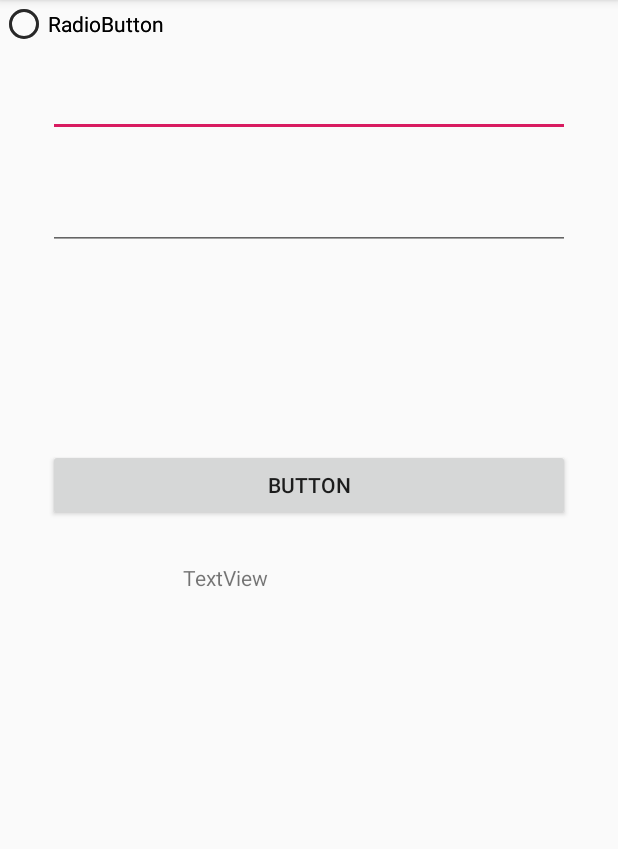
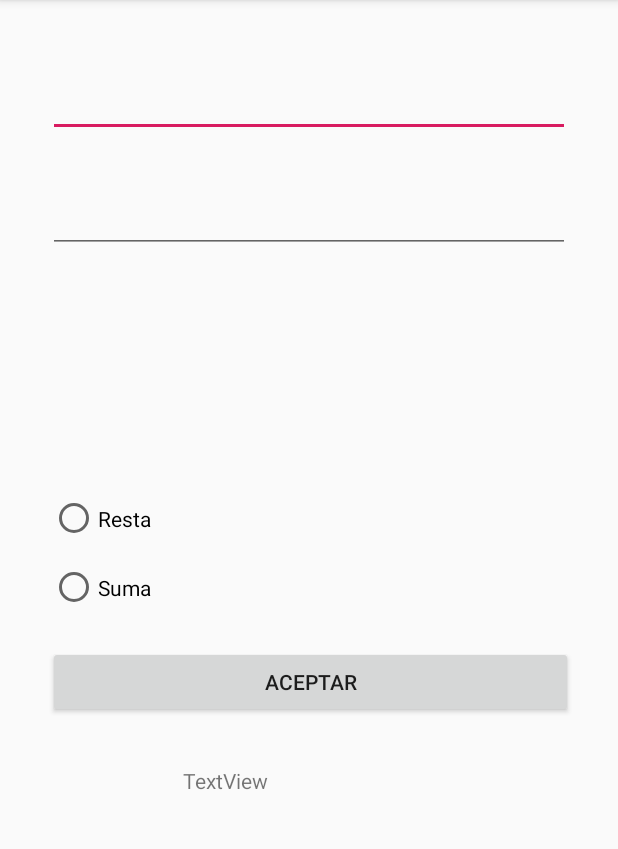
Before and after one commit to illan014029/Android-Java, an Android app: the screen it shows after launch (MainActivity), on a phone screen of 412 x 824 dp, the part 84-933 px from its top. Run offline under Robolectric (Android 15) with nearby library versions, the phone set to English and light mode, and no system bars; our stand-ins replace ButterKnife.

```diff
--- a/MyApplication/app/build.gradle
+++ b/MyApplication/app/build.gradle
@@ -20,12 +20,12 @@ android {
 
 dependencies {
     implementation fileTree(dir: 'libs', include: ['*.jar'])
-    implementation 'com.android.support:appcompat-v7:28.0.0-alpha1'
+    implementation 'com.android.support:appcompat-v7:28.0.0'
     implementation 'com.android.support.constraint:constraint-layout:1.1.3'
     testImplementation 'junit:junit:4.12'
     androidTestImplementation 'com.android.support.test:runner:1.0.2'
     androidTestImplementation 'com.android.support.test.espresso:espresso-core:3.0.2'
 
-    implementation 'com.jakewharton:butterknife:10.1.0'
-    annotationProcessor 'com.jakewharton:butterknife-compiler:10.1.0'
+    implementation 'com.jakewharton:butterknife:8.8.1'
+    annotationProcessor 'com.jakewharton:butterknife-compiler:8.8.1'
 }
--- a/MyApplication/app/src/main/AndroidManifest.xml
+++ b/MyApplication/app/src/main/AndroidManifest.xml
@@ -1,5 +1,6 @@
 <?xml version="1.0" encoding="utf-8"?>
 <manifest xmlns:android="http://schemas.android.com/apk/res/android"
+    xmlns:tools="http://schemas.android.com/tools"
     package="com.example.doopliss.myapplication">
 
     <application
@@ -8,7 +9,8 @@
         android:label="@string/app_name"
         android:roundIcon="@mipmap/ic_launcher_round"
         android:supportsRtl="true"
-        android:theme="@style/AppTheme">
+        android:theme="@style/AppTheme"
+        >
         <activity android:name=".MainActivity">
             <intent-filter>
                 <action android:name="android.intent.action.MAIN" />
--- a/MyApplication/app/src/main/java/com/example/doopliss/myapplication/MainActivity.java
+++ b/MyApplication/app/src/main/java/com/example/doopliss/myapplication/MainActivity.java
@@ -2,12 +2,51 @@ package com.example.doopliss.myapplication;
 
 import android.support.v7.app.AppCompatActivity;
 import android.os.Bundle;
+import android.widget.EditText;
+import android.widget.RadioButton;
+import android.widget.TextView;
+import android.widget.Toast;
+
+import butterknife.BindView;
+import butterknife.ButterKnife;
+import butterknife.OnClick;
 
 public class MainActivity extends AppCompatActivity {
+    @BindView(R.id.txtNum1)
+    EditText txtNum1;
+    @BindView(R.id.txtNum2)
+    EditText txtNum2;
+
+    @BindView(R.id.rbResta)
+    RadioButton rbResta;
+    @BindView(R.id.rbSuma)
+    RadioButton rbSuma;
+
+    @BindView(R.id.lblResultado)
+    TextView lblResultado;
 
     @Override
     protected void onCreate(Bundle savedInstanceState) {
         super.onCreate(savedInstanceState);
         setContentView(R.layout.activity_main);
+        ButterKnife.bind(this);
+    }
+
+    @OnClick(R.id.button)
+    public void hacerCalculo() {
+        try {
+            int x = 0, y = 0, z = 0;
+            Toast.makeText(this, "presione", Toast.LENGTH_LONG).show();
+            x = Integer.parseInt(txtNum1.getText().toString());
+            y = Integer.parseInt(txtNum2.getText().toString());
+            if (rbResta.isChecked()) {
+                z = x - y;
+            } else {
+                z = x + y;
+            }
+            lblResultado.setText("" + z);
+        }catch (Exception ex){
+            Toast.makeText(this, ex.toString(), Toast.LENGTH_LONG).show();
+        }
     }
 }
--- a/MyApplication/app/src/main/res/layout/activity_main.xml
+++ b/MyApplication/app/src/main/res/layout/activity_main.xml
@@ -7,7 +7,7 @@
     tools:context=".MainActivity">
 
     <EditText
-        android:id="@+id/editText"
+        android:id="@+id/txtNum1"
         android:layout_width="0dp"
         android:layout_height="wrap_content"
         android:layout_marginStart="32dp"
@@ -20,74 +20,75 @@
         app:layout_constraintTop_toTopOf="parent" />
 
     <EditText
-        android:id="@+id/editText2"
+        android:id="@+id/txtNum2"
         android:layout_width="0dp"
         android:layout_height="wrap_content"
         android:layout_marginStart="32dp"
-        android:layout_marginLeft="32dp"
-        android:layout_marginTop="30dp"
+        android:layout_marginTop="32dp"
         android:layout_marginEnd="32dp"
-        android:layout_marginRight="32dp"
         android:ems="10"
         android:inputType="number"
         app:layout_constraintEnd_toEndOf="parent"
         app:layout_constraintStart_toStartOf="parent"
-        app:layout_constraintTop_toBottomOf="@+id/editText" />
-
-    <RadioButton
-        android:id="@+id/radioButton"
-        android:layout_width="wrap_content"
-        android:layout_height="wrap_content"
-        android:text="RadioButton"
-        tools:layout_editor_absoluteX="28dp"
-        tools:layout_editor_absoluteY="197dp" />
-
-    <RadioButton
-        android:id="@+id/radioButton2"
-        android:layout_width="wrap_content"
-        android:layout_height="wrap_content"
-        android:text="RadioButton"
-        tools:layout_editor_absoluteX="28dp"
-        tools:layout_editor_absoluteY="239dp" />
-
-    <RadioGroup
-        android:id="@+id/radioGroup"
-        android:layout_width="116dp"
-        android:layout_height="80dp"
-        android:layout_marginStart="28dp"
-        android:layout_marginLeft="28dp"
-        android:layout_marginTop="29dp"
-        android:layout_marginEnd="240dp"
-        android:layout_marginRight="240dp"
-        app:layout_constraintEnd_toEndOf="parent"
-        app:layout_constraintStart_toStartOf="parent"
-        app:layout_constraintTop_toBottomOf="@+id/editText2" />
+        app:layout_constraintTop_toBottomOf="@+id/txtNum1" />
 
     <Button
         android:id="@+id/button"
+        style="@style/Boton"
         android:layout_width="0dp"
         android:layout_height="wrap_content"
         android:layout_marginStart="32dp"
-        android:layout_marginLeft="32dp"
-        android:layout_marginTop="23dp"
-        android:layout_marginEnd="32dp"
-        android:layout_marginRight="32dp"
-        android:text="Button"
+        android:layout_marginTop="16dp"
+        android:layout_marginEnd="30dp"
+        android:text="Aceptar"
         app:layout_constraintEnd_toEndOf="parent"
         app:layout_constraintStart_toStartOf="parent"
-        app:layout_constraintTop_toBottomOf="@+id/radioGroup" />
+        app:layout_constraintTop_toBottomOf="@+id/radioGroup2" />
 
     <TextView
-        android:id="@+id/textView"
+        android:id="@+id/lblResultado"
         android:layout_width="wrap_content"
         android:layout_height="wrap_content"
         android:layout_marginStart="107dp"
-        android:layout_marginLeft="107dp"
-        android:layout_marginTop="28dp"
+        android:layout_marginTop="32dp"
         android:layout_marginEnd="219dp"
-        android:layout_marginRight="219dp"
         android:text="TextView"
         app:layout_constraintEnd_toEndOf="parent"
         app:layout_constraintStart_toStartOf="parent"
         app:layout_constraintTop_toBottomOf="@+id/button" />
+
+    <RadioGroup
+        android:layout_width="wrap_content"
+        android:layout_height="wrap_content" />
+
+    <RadioGroup
+        android:id="@+id/radioGroup2"
+        android:layout_width="0dp"
+        android:layout_height="92dp"
+        android:layout_marginStart="33dp"
+        android:layout_marginTop="32dp"
+        android:layout_marginEnd="32dp"
+        android:layout_marginBottom="232dp"
+        app:layout_constraintBottom_toBottomOf="parent"
+        app:layout_constraintEnd_toEndOf="parent"
+        app:layout_constraintHorizontal_bias="1.0"
+        app:layout_constraintStart_toStartOf="parent"
+        app:layout_constraintTop_toBottomOf="@+id/txtNum2">
+
+        <RadioButton
+            android:id="@+id/rbResta"
+            style="@style/Resta"
+            android:layout_width="wrap_content"
+            android:layout_height="wrap_content"
+            android:layout_weight="1"
+            android:text="Resta" />
+
+        <RadioButton
+            android:id="@+id/rbSuma"
+            style="@style/Suma"
+            android:layout_width="wrap_content"
+            android:layout_height="wrap_content"
+            android:layout_weight="1"
+            android:text="Suma" />
+    </RadioGroup>
 </android.support.constraint.ConstraintLayout>
--- a/MyApplication/app/src/main/res/values/styles.xml
+++ b/MyApplication/app/src/main/res/values/styles.xml
@@ -8,4 +8,10 @@
         <item name="colorAccent">@color/colorAccent</item>
     </style>
 
+    <style name="Resta"></style>
+
+    <style name="Suma"></style>
+
+    <style name="Boton"></style>
+
 </resources>
```
